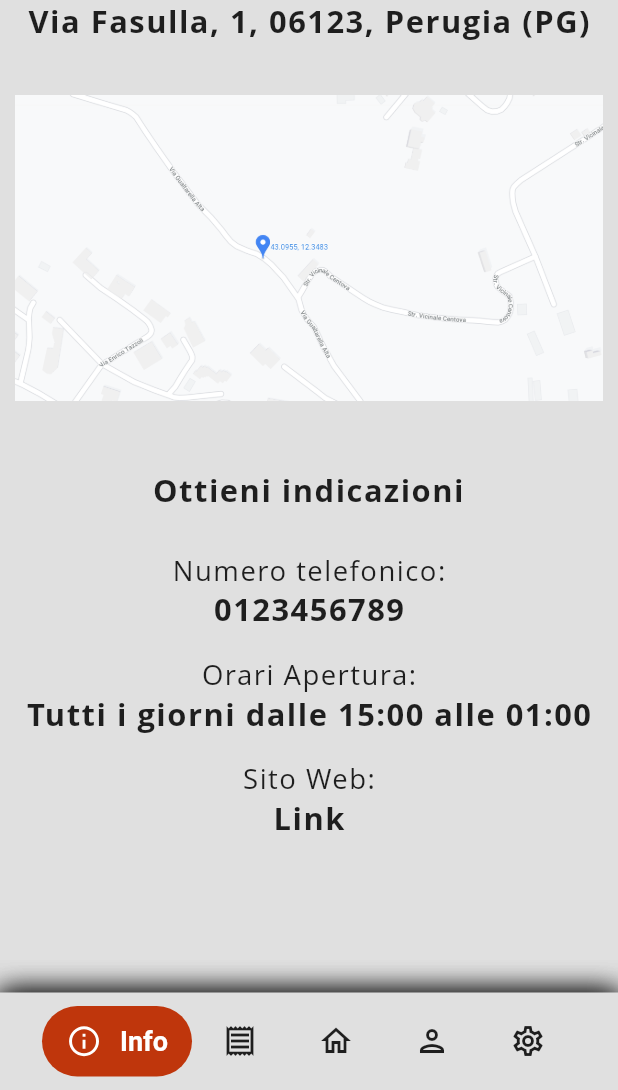
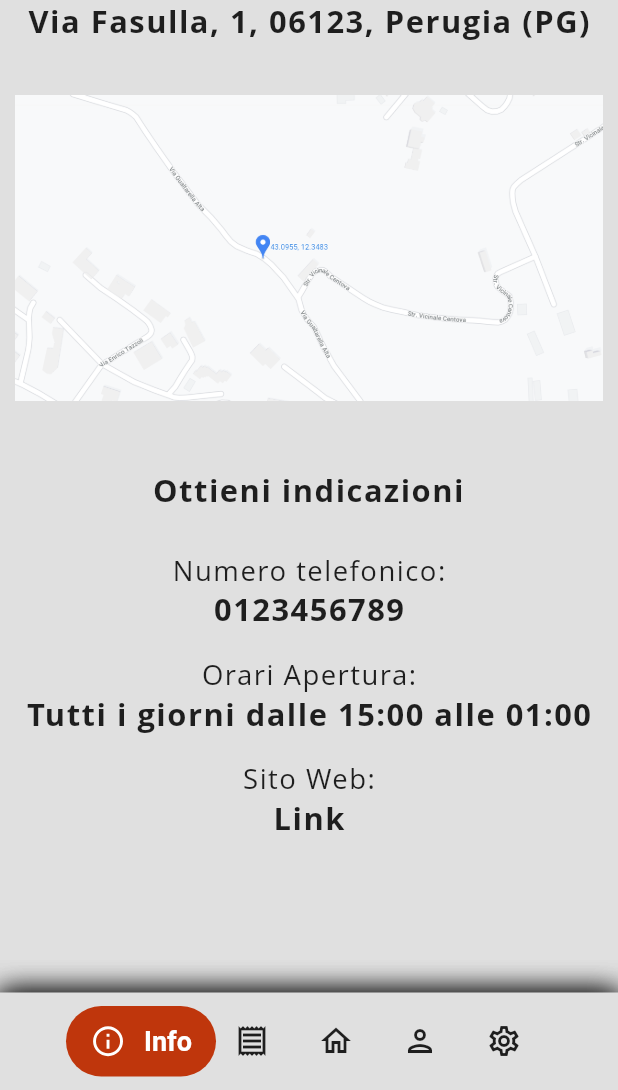
Before and after one commit to Alexius22/Multiplex-UniPG, a Flutter app: the screen it shows after launch, after a tap on "Info", on a phone screen of 412 x 824 dp, the part 146-1236 px from its top. Run offline on Flutter 3.47's test engine with Material 2 defaults, Android fonts, the phone set to English and light mode, and no system bars; our stand-ins replace dynamic_theme, flip_card, outline_material_icons, shared_preferences; missing offline and left inert: barcode_flutter.

Commit message:
Fixed bottom tabbar issue

```diff
--- a/lib/main.dart
+++ b/lib/main.dart
@@ -55,7 +55,7 @@ class CinemaApp extends StatelessWidget {
               NavBarItemData("Home", OMIcons.home, 120, HomeScreen()),
               NavBarItemData("Profilo", OMIcons.person, 120, ProfileScreen()),
               NavBarItemData(
-                  "Impostazioni", OMIcons.settings, 180, SettingScreen()),
+                  "Impostazioni", OMIcons.settings, 165, SettingScreen()),
             ],
             cities: CitiesData().getAllStrings(),
           ),
--- a/lib/tabbar.dart
+++ b/lib/tabbar.dart
@@ -20,7 +20,7 @@ class _BubbleTabBarState extends State<BubbleTabBar> {
 
   @override
   void initState() {
-    _selectedNavIndex = 0;
+    _selectedNavIndex = 2;
     _dropdownValue = widget.cities[0];
     super.initState();
   }
--- a/lib/widgets/bubble_tab_bar/navbar_button.dart
+++ b/lib/widgets/bubble_tab_bar/navbar_button.dart
@@ -77,7 +77,7 @@ class _NavbarButtonState extends State<NavbarButton>
       onTap: () => widget.onTap(),
       //Wrap in a bit of extra padding to make it easier to tap
       child: Container(
-        padding: EdgeInsets.only(top: 9, bottom: 9, right: 4, left: 4),
+        padding: EdgeInsets.only(top: 9, bottom: 9, right: 0, left: 0),
         //Wrap in an animated container, so changes to width & color automatically animate into place
         child: AnimatedContainer(
           alignment: Alignment.center,
```
